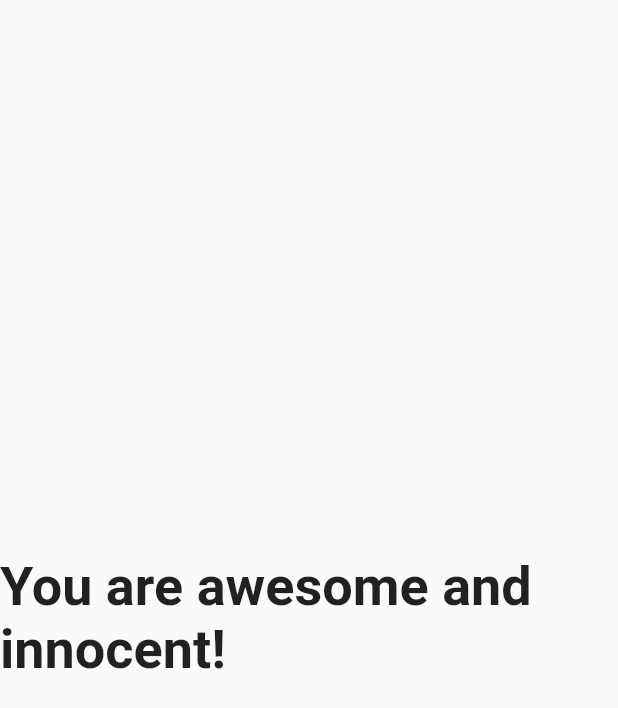
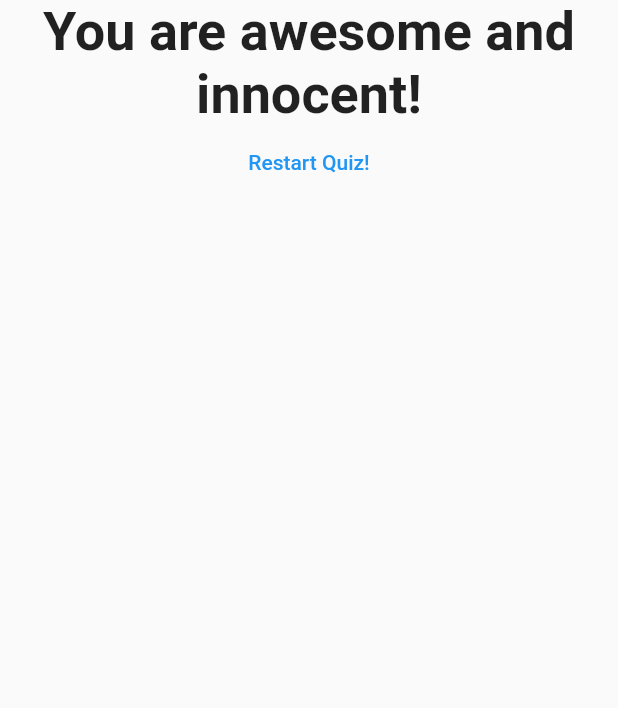
Before and after one commit to AndreiSharou/flutter_playground_complete_guide, a Flutter app: the Result widget shown alone on an empty page, opened directly with empty values, on a phone screen of 412 x 824 dp. Shown: the top 708 px of the screen. Run offline on Flutter 3.47's test engine with Material 2 defaults, Android fonts, the phone set to English and light mode, and no system bars.

Commit message:
end with quiz

```diff
--- a/lib/result.dart
+++ b/lib/result.dart
@@ -1,13 +1,13 @@
 import 'package:flutter/material.dart';
 
 class Result extends StatelessWidget {
+  final int resultScore;
+  final Function resetHandler;
 
-  final int resultScore;
-
-  Result(this.resultScore);
+  Result(this.resultScore, this.resetHandler);
 
   String get resultPhrase {
-    var resultText;
+    String resultText;
     if (resultScore <= 8) {
       resultText = 'You are awesome and innocent!';
     } else if (resultScore <= 12) {
@@ -23,8 +23,16 @@ class Result extends StatelessWidget {
   @override
   Widget build(BuildContext context) {
     return Center(
-      child: Text(resultPhrase,
-          style: TextStyle(fontSize: 36, fontWeight: FontWeight.bold)),
+      child: Column(
+        children: <Widget>[
+          Text(
+            resultPhrase,
+            style: TextStyle(fontSize: 36, fontWeight: FontWeight.bold),
+            textAlign: TextAlign.center,
+          ),
+          FlatButton(onPressed: resetHandler, child: Text('Restart Quiz!'), textColor: Colors.blue,)
+        ],
+      ),
     );
   }
 }
```
Also changed, not shown: lib/main.dart (+8 -1 lines).
